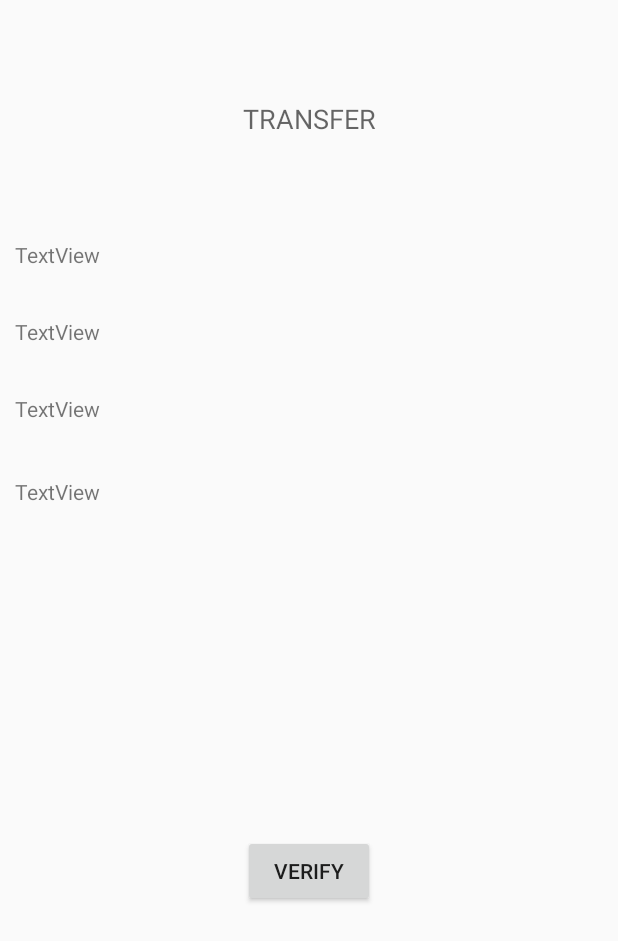
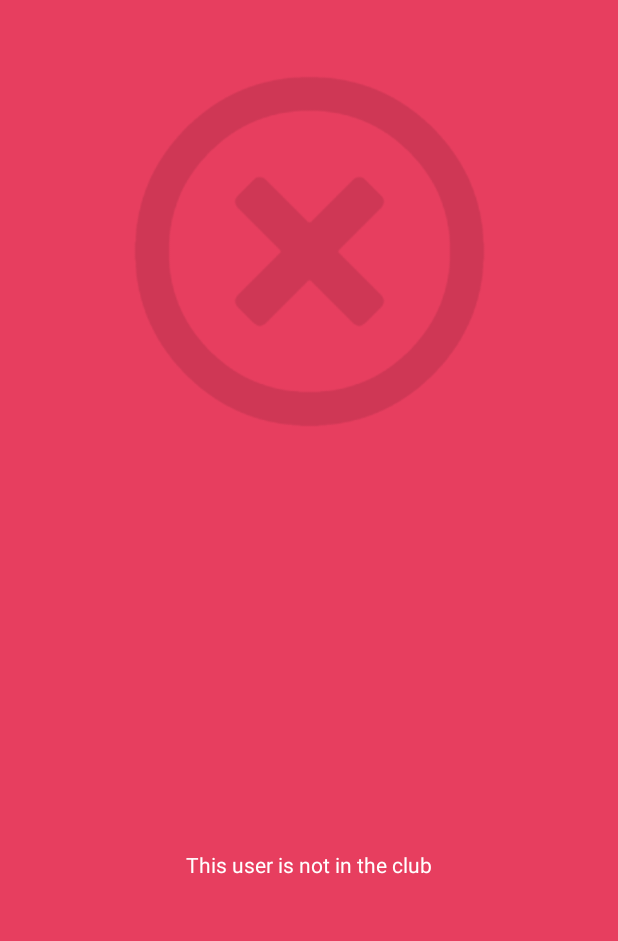
Before and after one commit to calpayne/kitkat-assignment, an Android app: the ReceiverActivity screen opened directly, with no data from a screen before it, after a tap on "VERIFY", on a phone screen of 412 x 824 dp. Shown: the top 941 px of the screen. Run offline under Robolectric (Android 15) with nearby library versions, the phone set to English and light mode, and no system bars; our stand-ins replace Firebase (no records; nobody signed in at launch, a user with empty details on screens opened directly); 3 statements that could not run were skipped.

Commit message:
Added new verification activities and implemented

```diff
--- a/app/build.gradle
+++ b/app/build.gradle
@@ -44,7 +44,6 @@ dependencies {
     implementation 'androidmads.library.qrgenearator:QRGenearator:1.0.3'
     implementation 'com.google.zxing:core:3.2.0'
     implementation 'com.journeyapps:zxing-android-embedded:3.2.0@aar'
-    implementation 'com.github.Shashank02051997:FancyAlertDialog-Android:0.1'
     testImplementation 'junit:junit:4.12'
     androidTestImplementation 'com.android.support.test:runner:1.0.2'
     androidTestImplementation 'com.android.support.test.espresso:espresso-core:3.0.2'
--- /dev/null
+++ b/app/src/main/java/com/kitkat/group/clubs/VerifyMessageActivity.java
@@ -0,0 +1,28 @@
+package com.kitkat.group.clubs;
+
+import android.support.constraint.ConstraintLayout;
+import android.support.v7.app.AppCompatActivity;
+import android.os.Bundle;
+import android.widget.ImageView;
+import android.widget.TextView;
+
+public class VerifyMessageActivity extends AppCompatActivity {
+
+    @Override
+    protected void onCreate(Bundle savedInstanceState) {
+        super.onCreate(savedInstanceState);
+        setContentView(R.layout.activity_verify_message);
+
+        boolean isFailure = getIntent().getStringExtra("failure").equalsIgnoreCase("true");
+
+        if (isFailure) {
+            ConstraintLayout cl = findViewById(R.id.verifyContainer);
+            ImageView iv = findViewById(R.id.verifyImage);
+            TextView tv = findViewById(R.id.verifyText);
+
+            cl.setBackgroundColor(getResources().getColor(R.color.colorFailure));
+            iv.setImageDrawable(getResources().getDrawable(R.drawable.failure));
+            tv.setText("This user is not in the club");
+        }
+    }
+}
--- a/app/src/main/java/com/kitkat/group/clubs/clubs/ClubsFragment.java
+++ b/app/src/main/java/com/kitkat/group/clubs/clubs/ClubsFragment.java
@@ -1,12 +1,9 @@
 package com.kitkat.group.clubs.clubs;
 
 import android.content.Intent;
-import android.content.pm.PackageManager;
 import android.os.Bundle;
 import android.support.annotation.NonNull;
-import android.support.v4.app.ActivityCompat;
 import android.support.v4.app.Fragment;
-import android.support.v4.content.ContextCompat;
 import android.util.Log;
 import android.view.LayoutInflater;
 import android.view.View;
--- a/app/src/main/java/com/kitkat/group/clubs/nfc/ReceiverActivity.java
+++ b/app/src/main/java/com/kitkat/group/clubs/nfc/ReceiverActivity.java
@@ -27,6 +27,8 @@ import com.google.firebase.database.DatabaseReference;
 import com.google.firebase.database.FirebaseDatabase;
 import com.google.firebase.database.ValueEventListener;
 import com.kitkat.group.clubs.R;
+import com.kitkat.group.clubs.ScanQRCodeActivity;
+import com.kitkat.group.clubs.VerifyMessageActivity;
 import com.kitkat.group.clubs.data.Club;
 
 import static java.sql.DriverManager.println;
@@ -105,16 +107,19 @@ public class ReceiverActivity extends AppCompatActivity {
         db.addListenerForSingleValueEvent(new ValueEventListener() {
             @Override
             public void onDataChange(@NonNull DataSnapshot dataSnapshot) {
+                String isFailure = "true";
                 DataSnapshot ds = dataSnapshot.child("clubs").child(second);
                 club = ds.getValue(Club.class);
 
                 if (dataSnapshot.child("members-clubs").child(fourth).child(second).exists() &&
                         club.getClubOwner().equals(FirebaseAuth.getInstance().getCurrentUser().getUid())) {
-                    Toast.makeText(ReceiverActivity.this, "YOU ARE ALLOWED", Toast.LENGTH_LONG).show();
+                    isFailure = "false";
                 }
-                else{
-                    Toast.makeText(ReceiverActivity.this, "YOU ARE NOT A MEMBER", Toast.LENGTH_LONG).show();
-                }
+
+                Intent intent = new Intent(ReceiverActivity.this, VerifyMessageActivity.class);
+                intent.putExtra("failure", isFailure);
+                startActivity(intent);
+                finish();
             }
 
             @Override
--- /dev/null
+++ b/app/src/main/res/layout/activity_verify_message.xml
@@ -0,0 +1,37 @@
+<?xml version="1.0" encoding="utf-8"?>
+<android.support.constraint.ConstraintLayout xmlns:android="http://schemas.android.com/apk/res/android"
+    xmlns:app="http://schemas.android.com/apk/res-auto"
+    xmlns:tools="http://schemas.android.com/tools"
+    android:id="@+id/verifyContainer"
+    android:layout_width="match_parent"
+    android:layout_height="match_parent"
+    android:background="@color/colorSuccess"
+    tools:context="com.kitkat.group.clubs.VerifyMessageActivity">
+
+    <ImageView
+        android:id="@+id/verifyImage"
+        android:layout_width="343dp"
+        android:layout_height="320dp"
+        android:layout_marginEnd="8dp"
+        android:layout_marginStart="8dp"
+        android:layout_marginTop="8dp"
+        app:layout_constraintEnd_toEndOf="parent"
+        app:layout_constraintStart_toStartOf="parent"
+        app:layout_constraintTop_toTopOf="parent"
+        app:srcCompat="@drawable/success" />
+
+    <TextView
+        android:id="@+id/verifyText"
+        android:layout_width="wrap_content"
+        android:layout_height="wrap_content"
+        android:layout_marginBottom="8dp"
+        android:layout_marginEnd="8dp"
+        android:layout_marginStart="8dp"
+        android:layout_marginTop="8dp"
+        android:text="This user is in the club"
+        android:textColor="@color/colorWhite"
+        app:layout_constraintBottom_toBottomOf="parent"
+        app:layout_constraintEnd_toEndOf="parent"
+        app:layout_constraintStart_toStartOf="parent"
+        app:layout_constraintTop_toBottomOf="@+id/verifyImage" />
+</android.support.constraint.ConstraintLayout>
--- a/app/src/main/res/values/colors.xml
+++ b/app/src/main/res/values/colors.xml
@@ -5,4 +5,6 @@
     <color name="colorAccent">#FF4081</color>
     <color name="colorStone">#C4C4C4</color>
     <color name="colorWhite">#FFFFFF</color>
+    <color name="colorSuccess">#02B875</color>
+    <color name="colorFailure">#E73E5F</color>
 </resources>
--- a/app/src/main/res/values/strings.xml
+++ b/app/src/main/res/values/strings.xml
@@ -56,4 +56,5 @@
     <string name="action_manage">Manage</string>
     <string name="navigation_drawer_open">Open Navigation Drawer</string>
     <string name="navigation_drawer_close">Close Navigation Drawer</string>
+    <string name="title_activity_verify_message">VerifyMessageActivity</string>
 </resources>
```
Also changed, not shown: app/src/main/AndroidManifest.xml (+41 -24 lines), app/src/main/java/com/kitkat/group/clubs/ScanQRCodeActivity.java (+12 -8 lines), app/src/main/res/drawable/failure.png (added), app/src/main/res/drawable/icon_logo_small.png (added), app/src/main/res/drawable/success.png (added).
